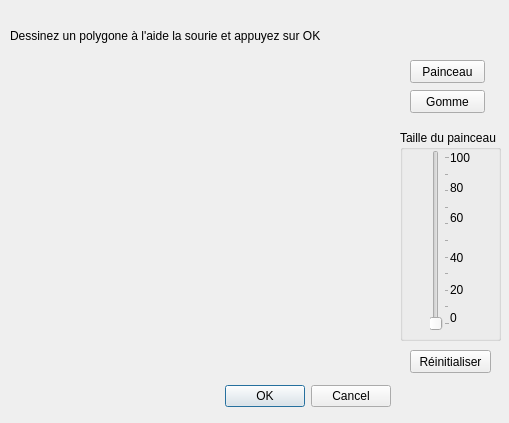
First picture: the form in Shape_Collage/dialogdessinformeextra.ui, repository geekosaurusR3x/Dev-Interface-M2IHM, before the edit.
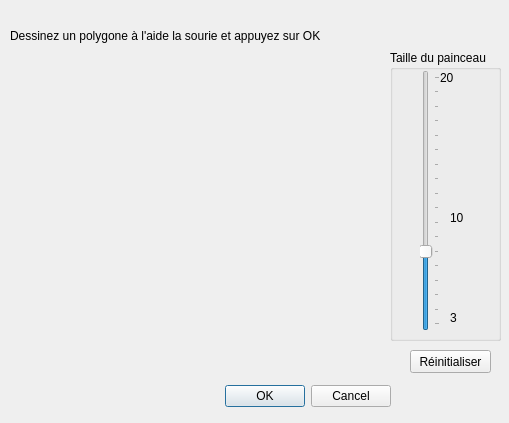
Second picture: the form after the edit. Icons and pictures are not drawn.

What changed in the file:
```diff
--- a/Shape_Collage/dialogdessinformeextra.ui
+++ b/Shape_Collage/dialogdessinformeextra.ui
@@ -57,26 +57,13 @@
     <string>Dessinez un polygone à l'aide la sourie et appuyez sur OK</string>
    </property>
   </widget>
-  <widget class="QPushButton" name="BoutonPainceau">
-   <property name="geometry">
-    <rect>
-     <x>410</x>
-     <y>60</y>
-     <width>75</width>
-     <height>23</height>
-    </rect>
-   </property>
-   <property name="text">
-    <string>Painceau</string>
-   </property>
-  </widget>
   <widget class="QGroupBox" name="GroupeBoxTaillePainceau">
    <property name="geometry">
     <rect>
-     <x>400</x>
-     <y>130</y>
-     <width>101</width>
-     <height>211</height>
+     <x>390</x>
+     <y>50</y>
+     <width>111</width>
+     <height>291</height>
     </rect>
    </property>
    <property name="title">
@@ -88,17 +75,20 @@
       <x>30</x>
       <y>20</y>
       <width>20</width>
-      <height>181</height>
+      <height>261</height>
      </rect>
     </property>
     <property name="inputMethodHints">
      <set>Qt::ImhNone</set>
     </property>
+    <property name="minimum">
+     <number>3</number>
+    </property>
     <property name="maximum">
-     <number>100</number>
+     <number>20</number>
     </property>
     <property name="value">
-     <number>0</number>
+     <number>8</number>
     </property>
     <property name="orientation">
      <enum>Qt::Vertical</enum>
@@ -107,72 +97,33 @@
      <enum>QSlider::TicksBelow</enum>
     </property>
     <property name="tickInterval">
-     <number>10</number>
+     <number>1</number>
     </property>
    </widget>
    <widget class="QLabel" name="label_2">
     <property name="geometry">
      <rect>
-      <x>50</x>
-      <y>180</y>
+      <x>60</x>
+      <y>260</y>
       <width>16</width>
       <height>16</height>
      </rect>
     </property>
     <property name="text">
-     <string>0</string>
-    </property>
-   </widget>
-   <widget class="QLabel" name="label_3">
-    <property name="geometry">
-     <rect>
-      <x>50</x>
-      <y>150</y>
-      <width>16</width>
-      <height>20</height>
-     </rect>
-    </property>
-    <property name="text">
-     <string>20</string>
-    </property>
-   </widget>
-   <widget class="QLabel" name="label_4">
-    <property name="geometry">
-     <rect>
-      <x>50</x>
-      <y>120</y>
-      <width>16</width>
-      <height>16</height>
-     </rect>
-    </property>
-    <property name="text">
-     <string>40</string>
-    </property>
-   </widget>
-   <widget class="QLabel" name="label_5">
-    <property name="geometry">
-     <rect>
-      <x>50</x>
-      <y>80</y>
-      <width>16</width>
-      <height>16</height>
-     </rect>
-    </property>
-    <property name="text">
-     <string>60</string>
+     <string>3</string>
     </property>
    </widget>
    <widget class="QLabel" name="label_6">
     <property name="geometry">
      <rect>
-      <x>50</x>
-      <y>50</y>
-      <width>16</width>
+      <x>60</x>
+      <y>160</y>
+      <width>21</width>
       <height>16</height>
      </rect>
     </property>
     <property name="text">
-     <string>80</string>
+     <string>10</string>
     </property>
    </widget>
    <widget class="QLabel" name="label_7">
@@ -185,23 +136,10 @@
      </rect>
     </property>
     <property name="text">
-     <string>100</string>
+     <string>20</string>
     </property>
    </widget>
   </widget>
-  <widget class="QPushButton" name="BoutonGomme">
-   <property name="geometry">
-    <rect>
-     <x>410</x>
-     <y>90</y>
-     <width>75</width>
-     <height>23</height>
-    </rect>
-   </property>
-   <property name="text">
-    <string>Gomme</string>
-   </property>
-  </widget>
   <widget class="QPushButton" name="BoutonReinitialiser">
    <property name="geometry">
     <rect>
```
